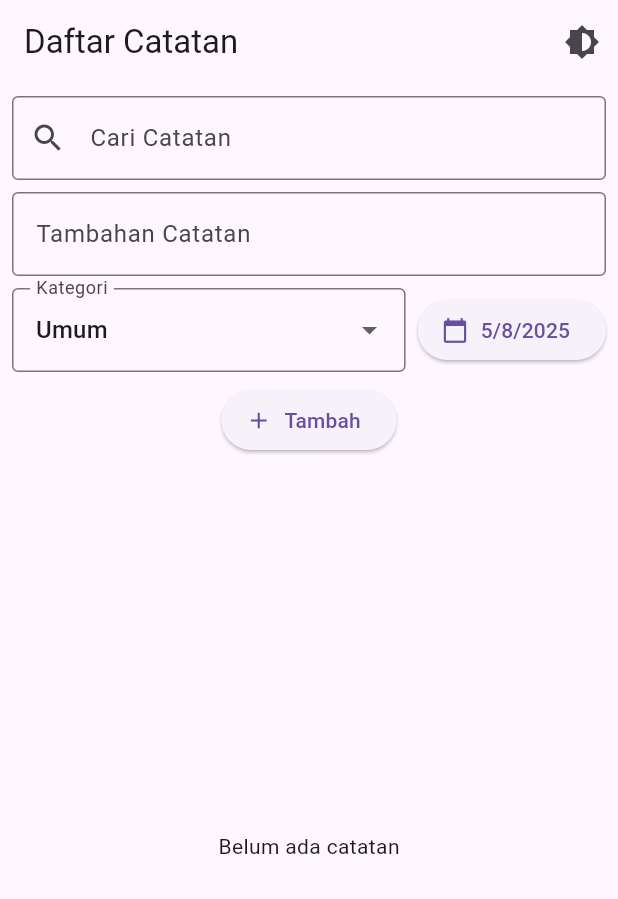
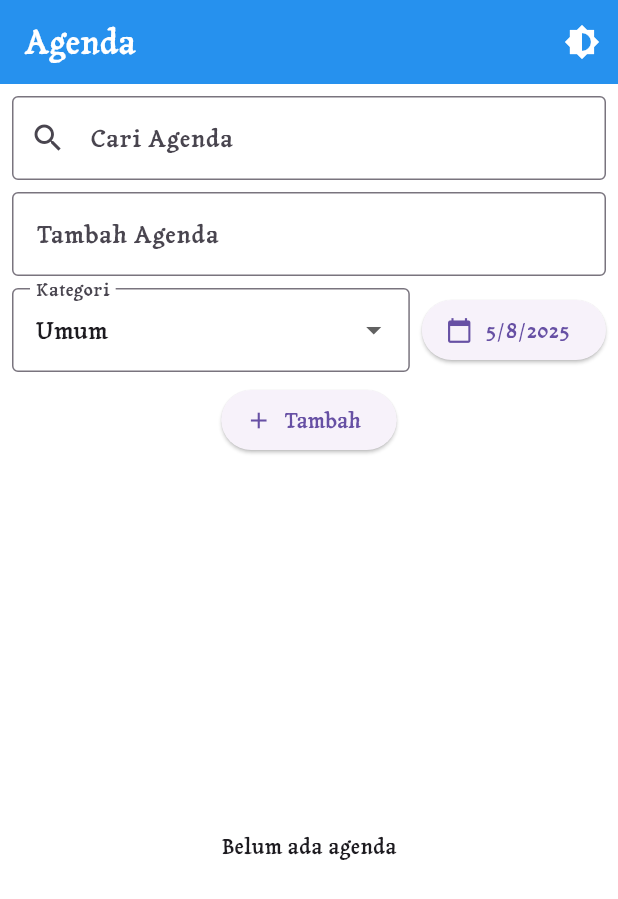
Before and after one commit to yunitarosadiya/todolist, a Flutter app: the screen it shows after launch, on a phone screen of 412 x 824 dp. Shown: the top 899 px of the screen. Run offline on Flutter 3.47's test engine with Material 3 defaults, Android fonts, the phone set to English and light mode, and no system bars; our stand-ins replace shared_preferences.

Commit message:
eight commit

```diff
--- a/lib/main.dart
+++ b/lib/main.dart
@@ -27,8 +27,33 @@ class _MyAppState extends State<MyApp> {
   Widget build(BuildContext context) {
     return MaterialApp(
       title: 'Aplikasi Catatan',
-      theme: ThemeData.light(),
-      darkTheme: ThemeData.dark(),
+      debugShowCheckedModeBanner: false,
+      theme: ThemeData(
+        fontFamily: 'Tagesschrift',
+        primarySwatch: Colors.blue,
+        scaffoldBackgroundColor: Colors.white,
+        appBarTheme: const AppBarTheme(
+          backgroundColor: Colors.blue,
+          foregroundColor: Colors.white,
+          elevation: 2,
+        ),
+        inputDecorationTheme: const InputDecorationTheme(
+          border: OutlineInputBorder(),
+        ),
+      ),
+      darkTheme: ThemeData(
+        brightness:Brightness.dark,
+        fontFamily: 'Tagesschrift',
+        scaffoldBackgroundColor: Colors.black,
+        appBarTheme: const AppBarTheme(
+          backgroundColor: Colors.blue,
+          foregroundColor: Colors.white,
+          elevation: 2
+        ),
+        inputDecorationTheme: const InputDecorationTheme(
+          border: OutlineInputBorder(),
+        )
+      ),
       themeMode: isDarkMode ? ThemeMode.dark : ThemeMode.light,
       home: TodoPage(onToggleTheme: toggleTheme),
     );
--- a/lib/todopage.dart
+++ b/lib/todopage.dart
@@ -108,13 +108,13 @@ class _TodoPageState extends State<TodoPage> {
         showDialog(
             context: context,
             builder: (context) => AlertDialog(
-                title: const Text('Edit Catatan'),
+                title: const Text('Edit Agenda'),
                 content: Column(
                     mainAxisSize: MainAxisSize.min,
                     children: [
                         TextField(
                             controller: editController,
-                            decoration: const InputDecoration(labelText: 'Judul Catatan'),
+                            decoration: const InputDecoration(labelText: 'Agenda'),
                         ),
                         const SizedBox(height: 8),
                         DropdownButtonFormField<String>(
@@ -177,7 +177,10 @@ class _TodoPageState extends State<TodoPage> {
         final isDark = Theme.of(context).brightness == Brightness.dark;
         return Scaffold(
             appBar: AppBar(
-                title: const Text('Daftar Catatan'),
+                title: const Text(
+                    'Agenda',
+                    style: TextStyle(fontFamily: 'Tagesschrift'),
+                    ),
                 actions: [
                     IconButton(
                         icon: const Icon(Icons.brightness_6),
@@ -192,7 +195,8 @@ class _TodoPageState extends State<TodoPage> {
                         TextField(
                             controller: searchController,
                             decoration: const InputDecoration(
-                                labelText: 'Cari Catatan',
+                                labelText: 'Cari Agenda',
+                                labelStyle: TextStyle(fontFamily: 'Tagesschrift'),
                                 prefixIcon: Icon(Icons.search),
                                 border: OutlineInputBorder(),
                             ),
@@ -206,7 +210,8 @@ class _TodoPageState extends State<TodoPage> {
                         TextField(
                             controller: controller,
                             decoration: const InputDecoration(
-                                labelText: 'Tambahan Catatan',
+                                labelText: 'Tambah Agenda',
+                                labelStyle: TextStyle(fontFamily: 'Tagesschrift'),
                                 border: OutlineInputBorder(),
                             ),
                         ),
@@ -218,6 +223,7 @@ class _TodoPageState extends State<TodoPage> {
                                         value: selectedKategori,
                                         decoration: const InputDecoration(
                                             labelText: 'Kategori',
+                                            labelStyle: TextStyle(fontFamily: 'Tagesschrift'),
                                             border: OutlineInputBorder(),
                                         ),
                                         items: kategoriList
@@ -247,12 +253,18 @@ class _TodoPageState extends State<TodoPage> {
                         ElevatedButton.icon(
                             onPressed: addTodo,
                             icon: const Icon(Icons.add),
-                            label: const Text('Tambah'),
+                            label: const Text(
+                                'Tambah',
+                                style: TextStyle(fontFamily: 'Tagesschrift'),
+                                ),
                         ),
                         const SizedBox(height: 8),
                         Expanded(
                             child: filteredTodos.isEmpty
-                                ? const Center(child: Text('Belum ada catatan'))
+                                ? const Center(child: Text(
+                                    'Belum ada agenda',
+                                    style: TextStyle(fontFamily: 'Tagesschrift'),
+                                    ),)
                                 : ListView.builder(
                                     itemCount: filteredTodos.length,
                                     itemBuilder: (context, index) {
@@ -264,6 +276,7 @@ class _TodoPageState extends State<TodoPage> {
                                                 title: Text(
                                                     todo['title'],
                                                     style: TextStyle(
+                                                        fontFamily: 'Tagesschrift',
                                                         decoration: todo['isDone']
                                                             ? TextDecoration.lineThrough
                                                             : TextDecoration.none,
```
Also changed, not shown: pubspec.yaml (+7 -0 lines), assets/fonts/Tagesschrift-Regular.ttf (added), 1 other file.
